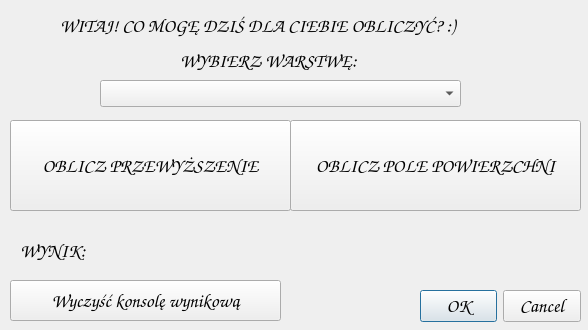
The window that projekt_informatyka/projekt_informatyka_dialog_base.ui (RaisuMan04/projekt_informatyka_2) describes before a commit, drawn with Qt 5.
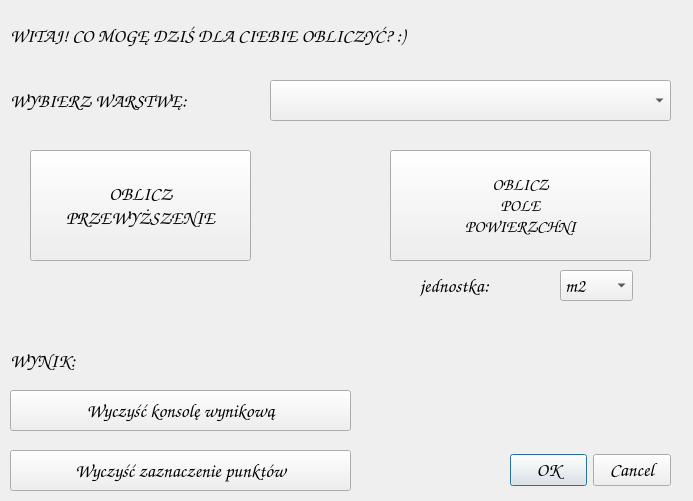
The same window after the commit. Custom widgets are drawn as their Qt base class.

Patch:
```diff
--- a/projekt_informatyka/projekt_informatyka_dialog_base.ui
+++ b/projekt_informatyka/projekt_informatyka_dialog_base.ui
@@ -6,8 +6,8 @@
    <rect>
     <x>0</x>
     <y>0</y>
-    <width>588</width>
-    <height>330</height>
+    <width>693</width>
+    <height>501</height>
    </rect>
   </property>
   <property name="font">
@@ -22,10 +22,10 @@
   <widget class="QDialogButtonBox" name="button_box">
    <property name="geometry">
     <rect>
-     <x>420</x>
-     <y>290</y>
+     <x>510</x>
+     <y>450</y>
      <width>161</width>
-     <height>32</height>
+     <height>41</height>
     </rect>
    </property>
    <property name="orientation">
@@ -38,9 +38,9 @@
   <widget class="QLabel" name="label">
    <property name="geometry">
     <rect>
-     <x>180</x>
-     <y>30</y>
-     <width>241</width>
+     <x>10</x>
+     <y>70</y>
+     <width>261</width>
      <height>61</height>
     </rect>
    </property>
@@ -57,10 +57,10 @@
   <widget class="QLabel" name="label_answer">
    <property name="geometry">
     <rect>
-     <x>20</x>
-     <y>240</y>
-     <width>571</width>
-     <height>21</height>
+     <x>10</x>
+     <y>330</y>
+     <width>671</width>
+     <height>61</height>
     </rect>
    </property>
    <property name="text">
@@ -70,20 +70,20 @@
   <widget class="QgsMapLayerComboBox" name="mMapLayerComboBox">
    <property name="geometry">
     <rect>
-     <x>100</x>
+     <x>270</x>
      <y>80</y>
-     <width>361</width>
-     <height>27</height>
+     <width>401</width>
+     <height>41</height>
     </rect>
    </property>
   </widget>
   <widget class="QPushButton" name="pushButton_calculate_dh">
    <property name="geometry">
     <rect>
-     <x>10</x>
-     <y>120</y>
-     <width>281</width>
-     <height>91</height>
+     <x>30</x>
+     <y>150</y>
+     <width>221</width>
+     <height>111</height>
     </rect>
    </property>
    <property name="font">
@@ -93,35 +93,40 @@
     </font>
    </property>
    <property name="text">
-    <string>OBLICZ PRZEWYŻSZENIE</string>
+    <string>
+OBLICZ
+PRZEWYŻSZENIE
+</string>
    </property>
   </widget>
   <widget class="QPushButton" name="pushButton_calculate_area">
    <property name="geometry">
     <rect>
-     <x>290</x>
-     <y>120</y>
-     <width>291</width>
-     <height>91</height>
+     <x>390</x>
+     <y>150</y>
+     <width>261</width>
+     <height>111</height>
     </rect>
    </property>
    <property name="font">
     <font>
      <family>Comic Sans MS</family>
-     <pointsize>14</pointsize>
+     <pointsize>13</pointsize>
     </font>
    </property>
    <property name="text">
-    <string>OBLICZ POLE POWIERZCHNI</string>
+    <string>OBLICZ
+POLE
+POWIERZCHNI</string>
    </property>
   </widget>
   <widget class="QLabel" name="label_2">
    <property name="geometry">
     <rect>
-     <x>60</x>
-     <y>10</y>
-     <width>481</width>
-     <height>31</height>
+     <x>10</x>
+     <y>0</y>
+     <width>581</width>
+     <height>71</height>
     </rect>
    </property>
    <property name="text">
@@ -132,8 +137,8 @@
    <property name="geometry">
     <rect>
      <x>10</x>
-     <y>280</y>
-     <width>271</width>
+     <y>390</y>
+     <width>341</width>
      <height>41</height>
     </rect>
    </property>
@@ -141,6 +146,57 @@
     <string>Wyczyść konsolę wynikową</string>
    </property>
   </widget>
+  <widget class="QPushButton" name="pushButton_clean_points">
+   <property name="geometry">
+    <rect>
+     <x>10</x>
+     <y>450</y>
+     <width>341</width>
+     <height>41</height>
+    </rect>
+   </property>
+   <property name="text">
+    <string>Wyczyść zaznaczenie punktów</string>
+   </property>
+  </widget>
+  <widget class="QComboBox" name="comboBox_unit">
+   <property name="geometry">
+    <rect>
+     <x>560</x>
+     <y>270</y>
+     <width>73</width>
+     <height>31</height>
+    </rect>
+   </property>
+   <item>
+    <property name="text">
+     <string>m2</string>
+    </property>
+   </item>
+   <item>
+    <property name="text">
+     <string>a</string>
+    </property>
+   </item>
+   <item>
+    <property name="text">
+     <string>ha</string>
+    </property>
+   </item>
+  </widget>
+  <widget class="QLabel" name="label_3">
+   <property name="geometry">
+    <rect>
+     <x>420</x>
+     <y>270</y>
+     <width>121</width>
+     <height>31</height>
+    </rect>
+   </property>
+   <property name="text">
+    <string>jednostka:</string>
+   </property>
+  </widget>
  </widget>
  <customwidgets>
   <customwidget>
```
Left out of the diff: 2 changed lines with no effect on the pictures.
